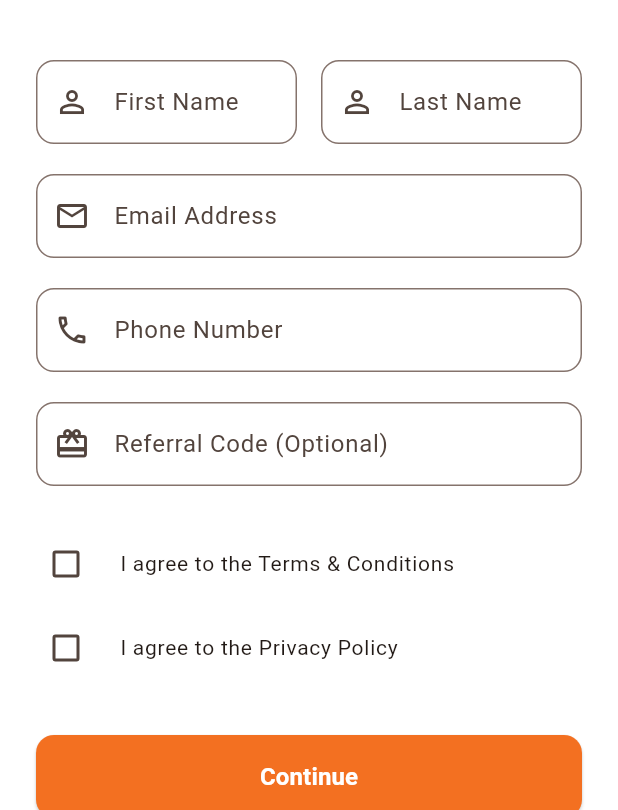
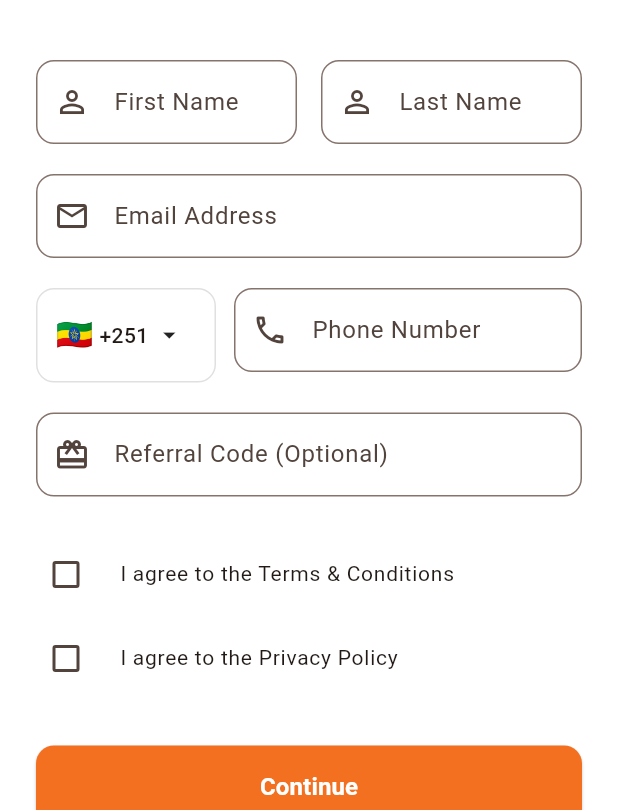
Before and after one commit to tadiosgb1/wegagen_remit_pay, a Flutter app: the CreateAccountScreen screen opened directly, on a phone screen of 412 x 824 dp, the part 426-1236 px from its top. Run offline on Flutter 3.47's test engine with Material 3 defaults, Android fonts, the phone set to English and light mode, and no system bars; our stand-ins replace camera, country_picker, image_picker, permission_handler, shared_preferences, smooth_page_indicator; accounts and stored records are empty.

Commit message:
updates in KYC

```diff
--- a/Mobile App/wegagen_remit/lib/screens/auth/create_account_screen.dart
+++ b/Mobile App/wegagen_remit/lib/screens/auth/create_account_screen.dart
@@ -1,4 +1,5 @@
 import 'package:flutter/material.dart';
+import 'package:country_picker/country_picker.dart';
 import 'create_pin_screen.dart';
 import 'login_screen.dart';
 
@@ -19,6 +20,16 @@ class _CreateAccountScreenState extends State<CreateAccountScreen> {
 
   bool _agreeToTerms = false;
   bool _agreeToPrivacy = false;
+
+  // Simpg Country object from country_picker library - Default to Ethiopia
+  Country? _selectedCountry;
+
+  @override
+  void initState() {
+    super.initState();
+    // Initialize with Ethiopia as default - we'll use a fallback approach
+    _selectedCountry = null; // Will be set in the first build
+  }
 
   @override
   void dispose() {
@@ -47,6 +58,10 @@ class _CreateAccountScreenState extends State<CreateAccountScreen> {
       return;
     }
 
+    // Use default Ethiopia phone code if no country selected
+    final phoneCode = _selectedCountry?.phoneCode ?? '251';
+    final fullPhoneNumber = '+$phoneCode${_phoneController.text.trim()}';
+
     // Navigate to PIN creation screen
     Navigator.of(context).push(
       MaterialPageRoute(
@@ -54,7 +69,7 @@ class _CreateAccountScreenState extends State<CreateAccountScreen> {
           firstName: _firstNameController.text.trim(),
           lastName: _lastNameController.text.trim(),
           email: _emailController.text.trim(),
-          phoneNumber: _phoneController.text.trim(),
+          phoneNumber: fullPhoneNumber,
           referralCode: _referralCodeController.text.trim().isEmpty
               ? null
               : _referralCodeController.text.trim(),
@@ -90,7 +105,9 @@ class _CreateAccountScreenState extends State<CreateAccountScreen> {
     if (value == null || value.isEmpty) {
       return 'Please enter your phone number';
     }
-    if (!RegExp(r'^\+?[1-9]\d{1,14}$').hasMatch(value.replaceAll(' ', ''))) {
+    // Remove any spaces and validate digits only (without country code)
+    final cleanPhone = value.replaceAll(' ', '');
+    if (!RegExp(r'^\d{7,15}$').hasMatch(cleanPhone)) {
       return 'Please enter a valid phone number';
     }
     return null;
@@ -246,23 +263,104 @@ class _CreateAccountScreenState extends State<CreateAccountScreen> {
                 ),
                 const SizedBox(height: 20),
 
-                // Phone Number
-                TextFormField(
+                // Phone Number with Country Picker
+                Row(
+                  crossAxisAlignment: CrossAxisAlignment.start,
+                  children: [
+                    // Country Picker Button with Flag
+                    GestureDetector(
+                      onTap: () {
+                        showCountryPicker(
+                          context: context,
+                          showPhoneCode: true,
+                          onSelect: (Country country) {
+                            setState(() {
+                              _selectedCountry = country;
+                            });
+                          },
+                          // Optional: Customize the picker
+                          countryListTheme: CountryListThemeData(
+                            flagSize: 25,
+                            backgroundColor: Colors.white,
+                            textStyle: const TextStyle(
+                              fontSize: 16,
+                              color: Colors.blueGrey,
+                            ),
+                            bottomSheetHeight: 500,
+                            borderRadius: const BorderRadius.only(
+                              topLeft: Radius.circular(20.0),
+                              topRight: Radius.circular(20.0),
+                            ),
+                            inputDecoration: InputDecoration(
+                              labelText: 'Search',
+                              hintText: 'Start typing to search',
+                              prefixIcon: const Icon(Icons.search),
+                              border: OutlineInputBorder(
+                                borderSide: BorderSide(
+                                  color: const Color(
+                                    0xFFF37021,
+                                  ).withValues(alpha: 0.2),
+                                ),
+                              ),
+                            ),
+                          ),
+                        );
+                      },
+                      child: Container(
+                        width: 120,
+                        padding: const EdgeInsets.symmetric(
+                          horizontal: 12,
+                          vertical: 16,
+                        ),
+                        decoration: BoxDecoration(
+                          border: Border.all(color: Colors.grey.shade300),
+                          borderRadius: BorderRadius.circular(12),
+                        ),
+                        child: Row(
+                          mainAxisSize: MainAxisSize.min,
+                          children: [
+                            Text(
+                              _selectedCountry?.flagEmoji ?? '🇪🇹',
+                              style: const TextStyle(fontSize: 20),
+                            ),
+                            const SizedBox(width: 4),
+                            Text(
+                              '+${_selectedCountry?.phoneCode ?? '251'}',
+                              style: const TextStyle(
+                                fontSize: 14,
+                                fontWeight: FontWeight.w500,
+                              ),
+                            ),
+                            const SizedBox(width: 4),
+                            const Icon(Icons.arrow_drop_down, size: 20),
+                          ],
+                        ),
+                      ),
+                    ),
+                    const SizedBox(width: 12),
+                    // Phone Number Field
+                    Expanded(
+                      child: TextFormField(
                         controller: _phoneController,
                         keyboardType: TextInputType.phone,
                         decoration: InputDecoration(
                           labelText: 'Phone Number',
                           prefixIcon: const Icon(Icons.phone_outlined),
-                    hintText: '+251911234567',
+                          hintText: '911234567',
                           border: OutlineInputBorder(
                             borderRadius: BorderRadius.circular(12),
                           ),
                           focusedBorder: OutlineInputBorder(
                             borderRadius: BorderRadius.circular(12),
-                      borderSide: const BorderSide(color: Color(0xFFF37021)),
+                            borderSide: const BorderSide(
+                              color: Color(0xFFF37021),
+                            ),
                           ),
                         ),
                         validator: _validatePhone,
+                      ),
+                    ),
+                  ],
                 ),
                 const SizedBox(height: 20),
 
--- a/Mobile App/wegagen_remit/pubspec.yaml
+++ b/Mobile App/wegagen_remit/pubspec.yaml
@@ -24,6 +24,7 @@ dependencies:
   camera: ^0.10.5+5
   permission_handler: ^11.0.1
   path_provider: ^2.1.1
+  country_picker: ^2.0.26
 
 dev_dependencies:
   flutter_test:
```
Also changed, not shown: Mobile App/wegagen_remit/lib/screens/auth/create_pin_screen.dart (+14 -4 lines), Mobile App/wegagen_remit/pubspec.lock, 1 other file. Lines whose indentation alone changed are shown as unchanged.
